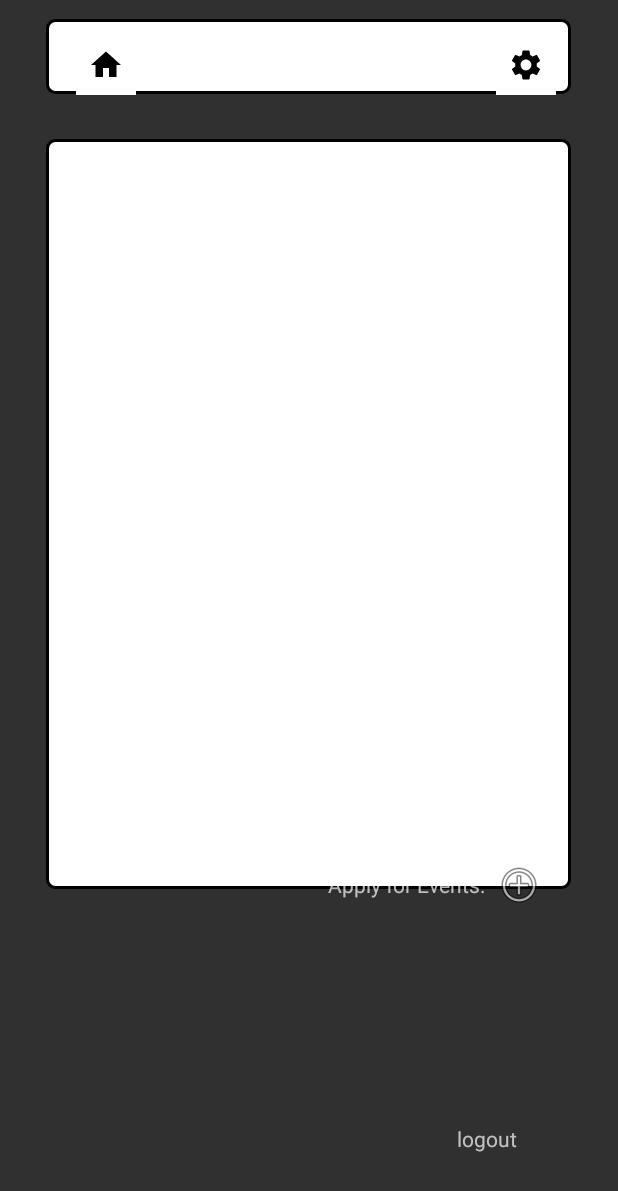
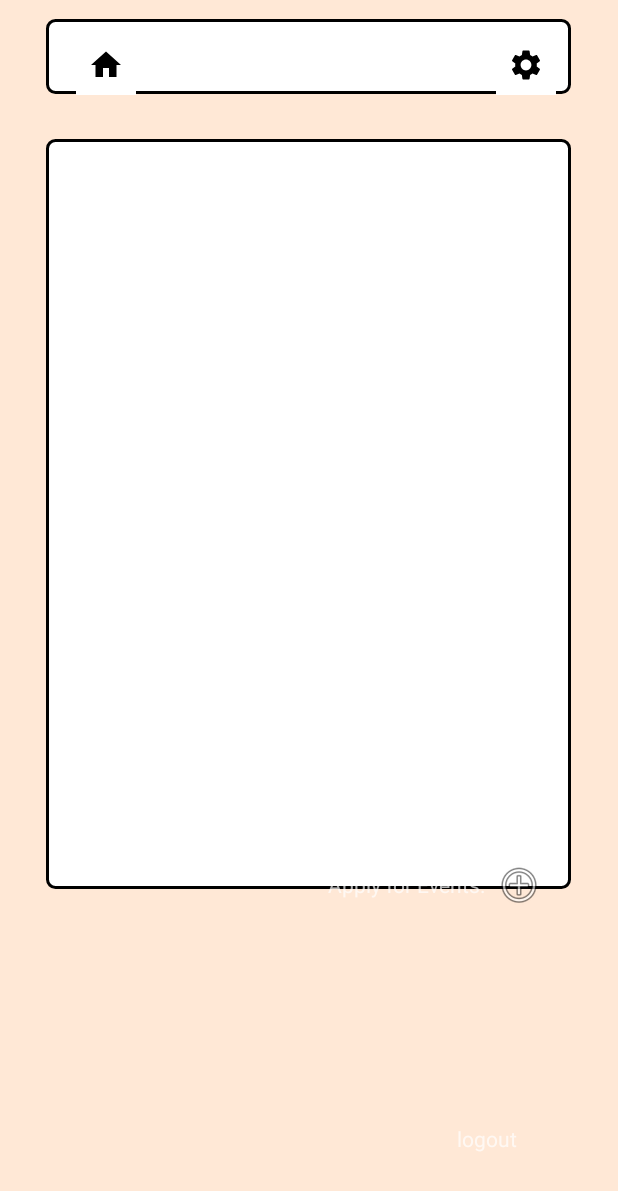
Before and after one commit to yohanyou/BilkentEvents, an Android app: the homePage screen opened directly, with no data from a screen before it, on a phone screen of 412 x 824 dp. Shown: the top 1191 px of the screen. Run offline under Robolectric (Android 15) with nearby library versions, the phone set to English and light mode, and no system bars.

Commit message:
small edit workin on adapter

```diff
--- a/app/src/main/res/layout/activity_schedule.xml
+++ b/app/src/main/res/layout/activity_schedule.xml
@@ -4,6 +4,5 @@
     xmlns:tools="http://schemas.android.com/tools"
     android:layout_width="match_parent"
     android:layout_height="match_parent"
-    tools:context=".Schedule">
-
-</androidx.constraintlayout.widget.ConstraintLayout>
+    android:background="@color/green"
+    tools:context=".Schedule"/>
--- a/app/src/main/res/layout/home_page.xml
+++ b/app/src/main/res/layout/home_page.xml
@@ -4,7 +4,8 @@
     xmlns:tools="http://schemas.android.com/tools"
     android:layout_width="match_parent"
     android:layout_height="match_parent"
-    tools:context=".homePage">
+    tools:context=".homePage"
+    android:background="@color/beige">
 
     <TextView
         android:id="@+id/textView5"
@@ -74,7 +75,9 @@
         app:layout_constraintHorizontal_bias="0.491"
         app:layout_constraintStart_toStartOf="parent"
         app:layout_constraintTop_toTopOf="parent"
-        app:layout_constraintVertical_bias="0.285" />
+        app:layout_constraintVertical_bias="0.285"
+
+    />
 
     <TextView
         android:id="@+id/todaysDate"
@@ -141,5 +144,11 @@
         app:layout_constraintTop_toTopOf="parent"
         app:layout_constraintVertical_bias="0.336" />
 
+    <androidx.recyclerview.widget.RecyclerView
+        android:layout_width="52dp"
+        android:layout_height="200dp"
+        tools:layout_editor_absoluteX="58dp"
+        tools:layout_editor_absoluteY="157dp" />
+
 
 </androidx.constraintlayout.widget.ConstraintLayout>
```
Also changed, not shown: app/src/main/java/com/renaissance/bileve/Schedule.java (+6 -9 lines).
